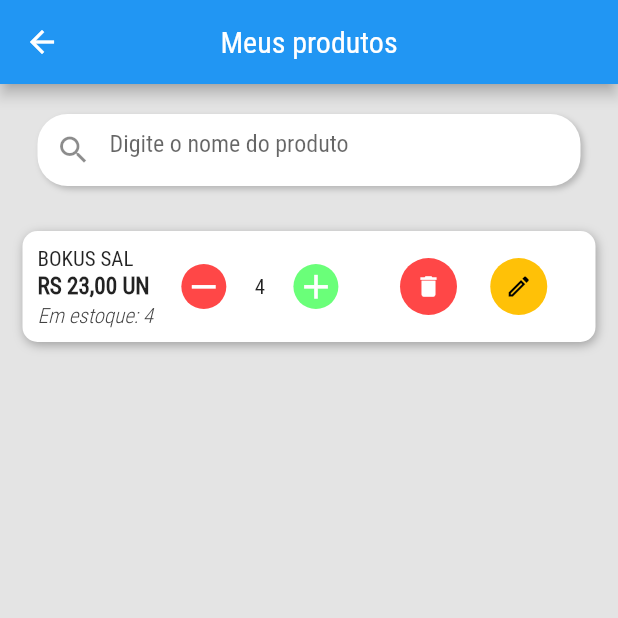
After one commit to JonatasMSS/ControleEstoqueApp, a Flutter app: the ProdutosPage screen opened by its route, on a phone screen of 412 x 824 dp, the top half of it. The commit adds this screen. Run offline on Flutter 3.47's test engine with Material 2 defaults, Android fonts, the phone set to English and light mode, and no system bars; our stand-ins replace flutter_svg, get.

Commit message:
Product component created!

```diff
--- /dev/null
+++ b/lib/components/ProductComponent/ProductComponent.dart
@@ -0,0 +1,123 @@
+import 'package:flutter/cupertino.dart';
+import 'package:flutter/material.dart';
+import 'package:flutter/src/widgets/container.dart';
+import 'package:flutter/src/widgets/framework.dart';
+
+class ProductComponent extends StatelessWidget {
+  const ProductComponent({super.key});
+
+  @override
+  Widget build(BuildContext context) {
+    return Container(
+        decoration: BoxDecoration(
+          color: Colors.white,
+          borderRadius: BorderRadius.circular(10),
+          boxShadow: const [
+            BoxShadow(
+              color: Colors.grey,
+              offset: Offset(1, 2),
+              blurRadius: 5,
+            ),
+          ],
+        ),
+        padding: const EdgeInsets.all(10),
+        margin: const EdgeInsets.symmetric(vertical: 10, horizontal: 15),
+        child: Row(
+          mainAxisAlignment: MainAxisAlignment.spaceBetween,
+          children: [
+            // TEXT SECTION
+            Column(
+              crossAxisAlignment: CrossAxisAlignment.start,
+              children: const [
+                Text(
+                  'BOKUS SAL',
+                ),
+                SizedBox(
+                  height: 2,
+                ),
+                Text(
+                  'RS 23,00 UN',
+                  textScaleFactor: 1.1,
+                  style: TextStyle(
+                    fontWeight: FontWeight.bold,
+                  ),
+                ),
+                SizedBox(
+                  height: 2,
+                ),
+                Text(
+                  'Em estoque: 4',
+                  style: TextStyle(
+                    color: Color.fromARGB(255, 66, 66, 66),
+                    fontStyle: FontStyle.italic,
+                    fontWeight: FontWeight.w300,
+                  ),
+                )
+              ],
+            ),
+
+            const CounterItem(),
+            Expanded(
+              child: Row(
+                mainAxisAlignment: MainAxisAlignment.spaceEvenly,
+                children: const [
+                  CircleAvatar(
+                    backgroundColor: Color(0xFFFF4747),
+                    maxRadius: 19,
+                    child: Icon(
+                      Icons.delete,
+                      color: Colors.white,
+                      size: 18,
+                    ),
+                  ),
+                  CircleAvatar(
+                    backgroundColor: Colors.amber,
+                    maxRadius: 19,
+                    child: Icon(
+                      Icons.mode_edit_outline_outlined,
+                      color: Colors.black,
+                      size: 18,
+                    ),
+                  ),
+                ],
+              ),
+            )
+          ],
+        ));
+  }
+}
+
+class CounterItem extends StatelessWidget {
+  const CounterItem({super.key});
+
+  @override
+  Widget build(BuildContext context) {
+    return Expanded(
+      flex: 1,
+      child: Row(
+        mainAxisAlignment: MainAxisAlignment.spaceEvenly,
+        children: const [
+          CircleAvatar(
+            maxRadius: 15,
+            backgroundColor: Color(0xFFFF4747),
+            child: Icon(
+              Icons.remove,
+              color: Colors.white,
+              size: 27,
+            ),
+          ),
+          Text('4'),
+          CircleAvatar(
+            maxRadius: 15,
+            backgroundColor: Color(0xFF6AFF79),
+            child: Icon(
+              Icons.add,
+              color: Colors.white,
+              size: 27,
+            ),
+          ),
+        ],
+      ),
+    );
+  }
+}
--- a/lib/main.dart
+++ b/lib/main.dart
@@ -4,6 +4,7 @@ import 'package:genilson_app/pages/ClientesPage/ClientesPage.dart';
 import 'package:genilson_app/pages/FazerPedidoPage/FazerPedidoPage.dart';
 import 'package:genilson_app/pages/HomePage/HomePage.dart';
 import 'package:genilson_app/pages/PedidoToProdutosPage/PedidoToProdutosPage.dart';
+import 'package:genilson_app/pages/ProdutosPage/ProdutosPage.dart';
 
 import 'package:get/get.dart';
 
@@ -26,7 +27,8 @@ class MainApp extends StatelessWidget {
         GetPage(name: '/pedidos', page: () => const FazerPedidoPage()),
         GetPage(
             name: '/pedidos/produtos',
-            page: () => const PedidosToProdutosPage())
+            page: () => const PedidosToProdutosPage()),
+        GetPage(name: '/produtos', page: () => const ProdutosPage()),
       ],
     );
   }
--- a/lib/pages/HomePage/HomePage.dart
+++ b/lib/pages/HomePage/HomePage.dart
@@ -54,12 +54,13 @@ class _HomePageState extends State<HomePage> {
             ),
             Row(
               mainAxisAlignment: MainAxisAlignment.spaceEvenly,
-              children: const [
+              children: [
                 BigIconButton(
                   imageLocation: 'lib/assets/images/IconProducts.png',
                   description: 'Meus produtos',
+                  onClick: () => Get.toNamed('/produtos'),
                 ),
-                BigIconButton(
+                const BigIconButton(
                   imageLocation: 'lib/assets/images/IconConfig.png',
                   description: 'Configurações',
                 )
--- /dev/null
+++ b/lib/pages/ProdutosPage/ProdutosPage.dart
@@ -0,0 +1,30 @@
+import 'package:flutter/material.dart';
+import 'package:flutter/src/widgets/container.dart';
+import 'package:flutter/src/widgets/framework.dart';
+import 'package:genilson_app/components/InputSearchComponent/InputSearchComponent.dart';
+import 'package:genilson_app/components/NavBar/NavBarComponent.dart';
+import 'package:genilson_app/components/ProductComponent/ProductComponent.dart';
+
+class ProdutosPage extends StatelessWidget {
+  const ProdutosPage({super.key});
+
+  @override
+  Widget build(BuildContext context) {
+    return Scaffold(
+      appBar: NavBarComponent(
+        NavBarTitle: 'Meus produtos',
+      ),
+      backgroundColor: const Color(0xFFE4E4E4),
+      body: SingleChildScrollView(
+        child: Column(
+          children: const [
+            InputSearchComponent(
+              hintText: 'Digite o nome do produto',
+            ),
+            ProductComponent(),
+          ],
+        ),
+      ),
+    );
+  }
+}
```
